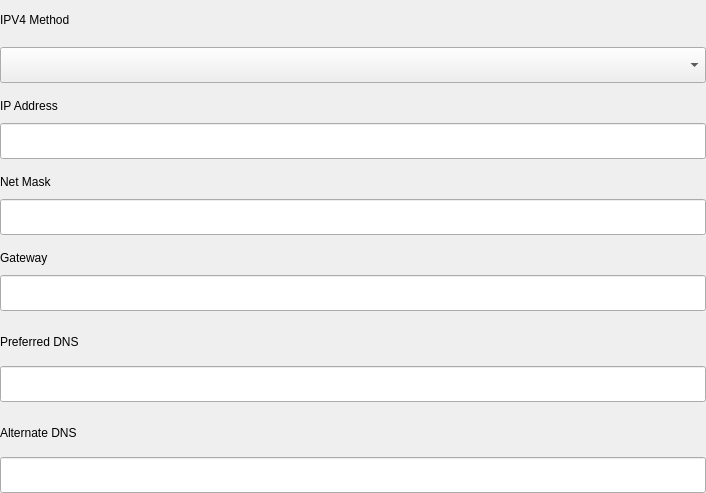
Before: the Qt Designer form plugins/network/src/plugin/setting-widget/ipv4-widget.ui in openeuler-mirror/kiran-control-panel, drawn with Qt 5.
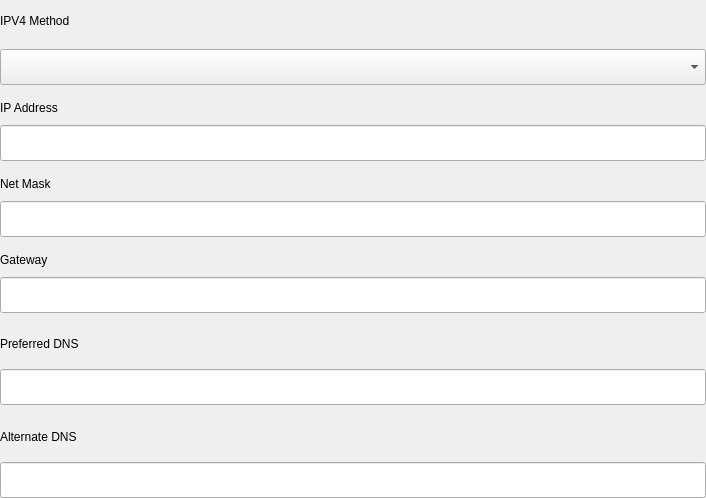
After: the same form once the commit is applied. Custom widgets are drawn as their Qt base class.

The edit to the form file:
```diff
--- a/plugins/network/src/plugin/setting-widget/ipv4-widget.ui
+++ b/plugins/network/src/plugin/setting-widget/ipv4-widget.ui
@@ -7,7 +7,7 @@
     <x>0</x>
     <y>0</y>
     <width>706</width>
-    <height>493</height>
+    <height>498</height>
    </rect>
   </property>
   <property name="windowTitle">
```
Left out of the diff: 18 changed lines with no effect on the pictures.
